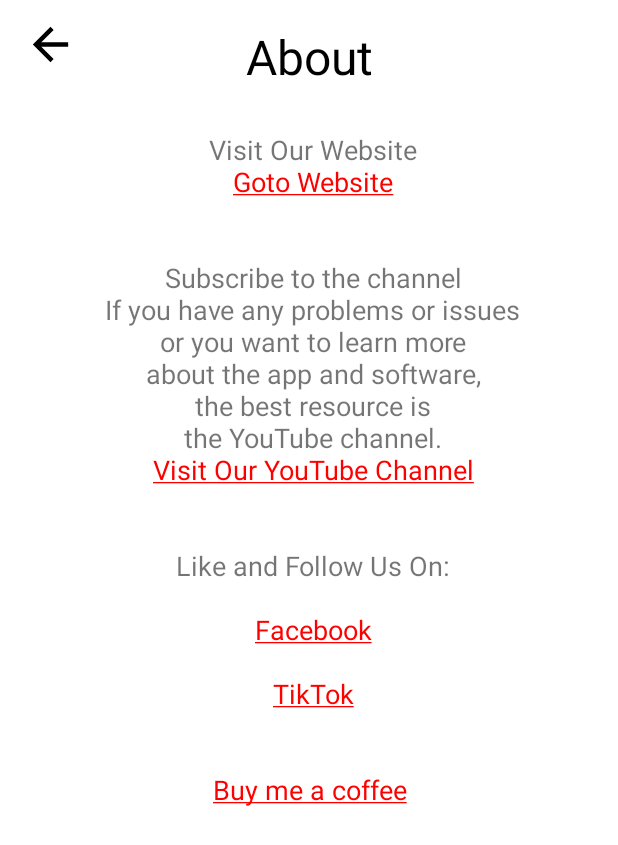
After one commit to PrabodaSankalpa/open-link-on-my-devices, an Android app: the InfoActivity screen opened directly, with no data from a screen before it, on a phone screen of 412 x 824 dp. The commit adds this screen. Shown: the top 845 px of the screen. Run offline under Robolectric (Android 15) with nearby library versions, the phone set to English and light mode, and no system bars.

Commit message:
Added about page

```diff
--- a/app/src/main/AndroidManifest.xml
+++ b/app/src/main/AndroidManifest.xml
@@ -4,9 +4,9 @@
     package="com.example.openlinkonmydevices">
 
     <uses-permission android:name="android.permission.INTERNET" />
-    <uses-permission android:name="android.permission.ACCESS_NETWORK_STATE"/>
-    <uses-permission android:name="android.permission.ACCESS_WIFI_STATE"/>
-    <uses-permission android:name="android.permission.READ_PHONE_STATE"/>
+    <uses-permission android:name="android.permission.ACCESS_NETWORK_STATE" />
+    <uses-permission android:name="android.permission.ACCESS_WIFI_STATE" />
+    <uses-permission android:name="android.permission.READ_PHONE_STATE" />
 
     <application
         android:allowBackup="true"
@@ -18,22 +18,27 @@
         android:supportsRtl="true"
         android:theme="@style/splashScreenTheme"
         tools:targetApi="31">
+        <activity
+            android:name=".InfoActivity"
+            android:exported="false" />
+
         <meta-data
             android:name="com.google.android.gms.ads.APPLICATION_ID"
-            android:value="ca-app-pub-9687020796107431~4346694414"/>
+            android:value="ca-app-pub-9687020796107431~4346694414" />
+
         <activity
             android:name=".DashboardActivity"
             android:exported="false"
-            android:screenOrientation="portrait">
-        </activity>
-
+            android:screenOrientation="portrait"></activity>
         <activity
             android:name=".MainActivity"
             android:exported="true"
             android:screenOrientation="portrait">
             <intent-filter>
                 <action android:name="android.intent.action.SEND" />
+
                 <category android:name="android.intent.category.DEFAULT" />
+
                 <data android:mimeType="text/plain" />
             </intent-filter>
             <intent-filter>
--- a/app/src/main/java/com/example/openlinkonmydevices/DashboardActivity.kt
+++ b/app/src/main/java/com/example/openlinkonmydevices/DashboardActivity.kt
@@ -184,6 +184,12 @@ class DashboardActivity : AppCompatActivity() {
                 val link = Link(receiverDeviceName,userUrl, LocalDateTime.now())
                 saveLink(link)
                 binding.etUrl.getText().clear()
+            }
+        }
+
+        binding.ivInfo.setOnClickListener{
+            Intent(this@DashboardActivity, InfoActivity::class.java).also {
+                startActivity(it)
             }
         }
 
--- /dev/null
+++ b/app/src/main/java/com/example/openlinkonmydevices/InfoActivity.kt
@@ -0,0 +1,26 @@
+package com.example.openlinkonmydevices
+
+import android.graphics.Color
+import androidx.appcompat.app.AppCompatActivity
+import android.os.Bundle
+import android.text.method.LinkMovementMethod
+import com.example.openlinkonmydevices.databinding.ActivityDashboardBinding
+import com.example.openlinkonmydevices.databinding.ActivityInfoBinding
+import com.example.openlinkonmydevices.databinding.ActivityMainBinding
+
+class InfoActivity : AppCompatActivity() {
+    private lateinit var binding: ActivityInfoBinding
+    override fun onCreate(savedInstanceState: Bundle?) {
+        super.onCreate(savedInstanceState)
+        binding = ActivityInfoBinding.inflate(layoutInflater)
+        setTheme(R.style.Theme_OpenLinkOnMyDevices)
+        setContentView(binding.root)
+
+        binding.tvLinks.movementMethod = LinkMovementMethod.getInstance()
+        binding.tvLinks.setLinkTextColor(Color.RED)
+
+        binding.ivBackBtn.setOnClickListener{
+            this@InfoActivity.finish()
+        }
+    }
+}
--- /dev/null
+++ b/app/src/main/res/drawable/ic_arrow_back.xml
@@ -0,0 +1,5 @@
+<vector android:autoMirrored="true" android:height="24dp"
+    android:tint="#000000" android:viewportHeight="24"
+    android:viewportWidth="24" android:width="24dp" xmlns:android="http://schemas.android.com/apk/res/android">
+    <path android:fillColor="@android:color/white" android:pathData="M20,11H7.83l5.59,-5.59L12,4l-8,8 8,8 1.41,-1.41L7.83,13H20v-2z"/>
+</vector>
--- a/app/src/main/res/layout/activity_dashboard.xml
+++ b/app/src/main/res/layout/activity_dashboard.xml
@@ -37,16 +37,6 @@
             app:layout_constraintEnd_toEndOf="@+id/dashboardToolBar"
             app:layout_constraintTop_toTopOf="parent"
             app:srcCompat="@drawable/ic_logout" />
-
-        <ImageView
-            android:id="@+id/ivPay"
-            android:layout_width="27dp"
-            android:layout_height="24dp"
-            android:layout_marginEnd="16dp"
-            app:layout_constraintBottom_toBottomOf="parent"
-            app:layout_constraintEnd_toStartOf="@+id/ivInfo"
-            app:layout_constraintTop_toTopOf="parent"
-            app:srcCompat="@drawable/crown" />
 
         <ImageView
             android:id="@+id/ivInfo"
--- /dev/null
+++ b/app/src/main/res/layout/activity_info.xml
@@ -0,0 +1,43 @@
+<?xml version="1.0" encoding="utf-8"?>
+<androidx.constraintlayout.widget.ConstraintLayout xmlns:android="http://schemas.android.com/apk/res/android"
+    xmlns:app="http://schemas.android.com/apk/res-auto"
+    xmlns:tools="http://schemas.android.com/tools"
+    android:layout_width="match_parent"
+    android:layout_height="match_parent"
+    android:background="@color/white"
+    tools:context=".InfoActivity">
+
+    <ImageView
+        android:id="@+id/ivBackBtn"
+        android:layout_width="35dp"
+        android:layout_height="35dp"
+        android:layout_marginStart="16dp"
+        android:layout_marginTop="12dp"
+        app:layout_constraintStart_toStartOf="parent"
+        app:layout_constraintTop_toTopOf="parent"
+        app:srcCompat="@drawable/ic_arrow_back" />
+
+    <TextView
+        android:id="@+id/tvTitle"
+        android:layout_width="wrap_content"
+        android:layout_height="wrap_content"
+        android:layout_marginTop="16dp"
+        android:text="About"
+        android:textColor="@color/black"
+        android:textSize="32dp"
+        app:layout_constraintEnd_toEndOf="parent"
+        app:layout_constraintStart_toStartOf="parent"
+        app:layout_constraintTop_toTopOf="parent" />
+
+    <TextView
+        android:id="@+id/tvLinks"
+        android:layout_width="wrap_content"
+        android:layout_height="wrap_content"
+        android:layout_marginTop="28dp"
+        android:text="@string/website_url"
+        android:textAlignment="center"
+        android:textSize="18dp"
+        app:layout_constraintEnd_toEndOf="parent"
+        app:layout_constraintStart_toStartOf="parent"
+        app:layout_constraintTop_toBottomOf="@+id/tvTitle" />
+</androidx.constraintlayout.widget.ConstraintLayout>
--- a/app/src/main/res/values/strings.xml
+++ b/app/src/main/res/values/strings.xml
@@ -1,3 +1,22 @@
 <resources>
     <string name="app_name">Open Link On My Devices</string>
+    <string name="website_url">
+        Visit Our Website\n
+        <a href="https://open-link-on-my-devices.firebaseapp.com">Goto Website</a>\n\n\n
+        Subscribe to the channel\n
+        If you have any problems or issues\n
+        or you want to learn more\n
+        about the app and software,\n
+        the best resource is\n
+        the YouTube channel.\n
+        <a href="https://www.youtube.com/channel/UCThSBt0n0JVmGnb9HA6InyA">Visit Our YouTube Channel</a>\n\n\n
+        Like and Follow Us On:\n\n
+        <a href="https://open-link-on-my-devices.firebaseapp.com">Facebook</a>\n\n
+        <a href="https://open-link-on-my-devices.firebaseapp.com">TikTok</a>\n\n\n
+
+        <a href="https://open-link-on-my-devices.firebaseapp.com">Buy me a coffee</a>
+
+    </string>
+
+
 </resources>
```
